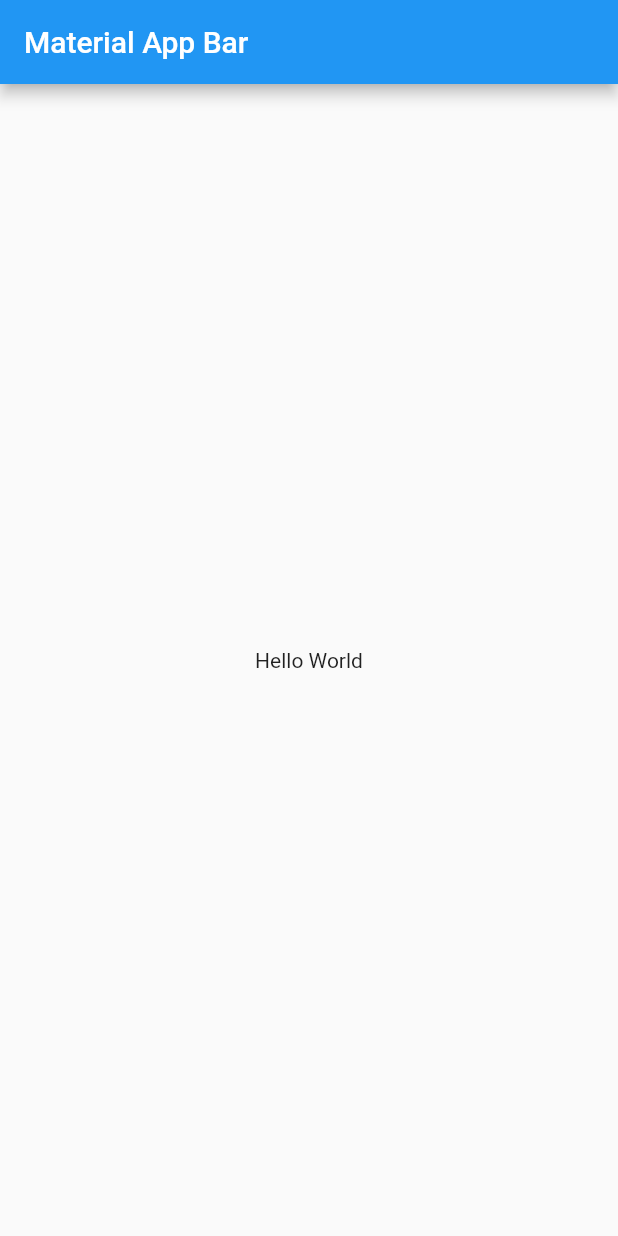
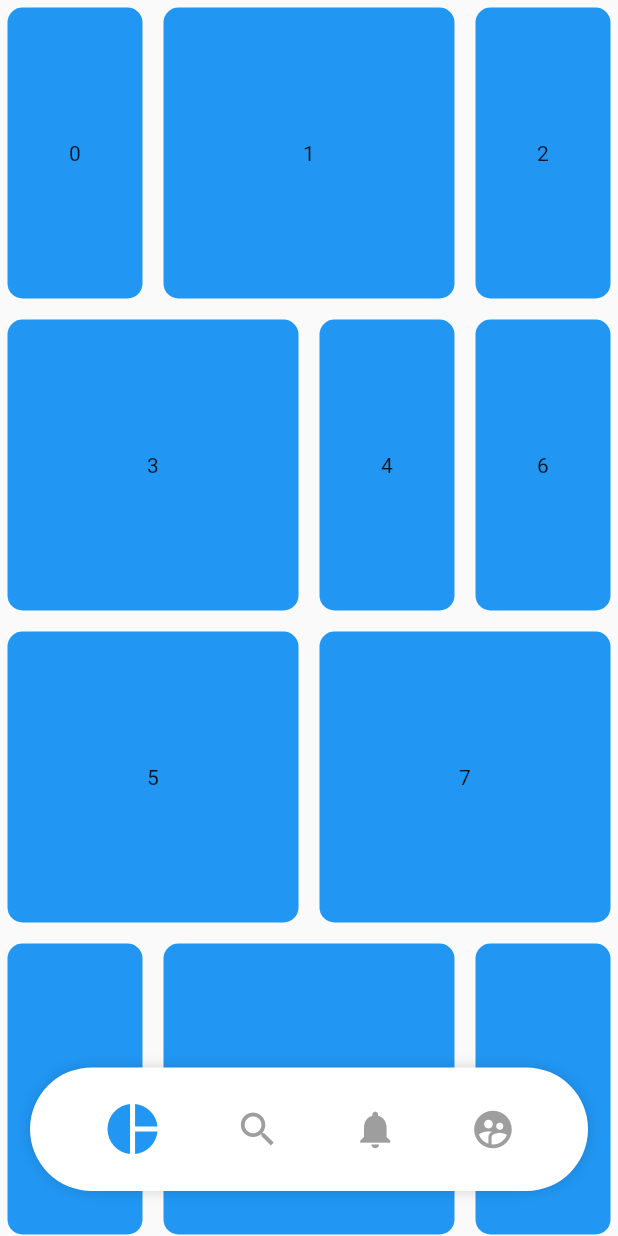
Before and after one commit to Metamorfosisdev/pinterestFlutter, a Flutter app: the screen it shows after launch, on a phone screen of 412 x 824 dp. Run offline on Flutter 3.47's test engine with Material 2 defaults, Android fonts, the phone set to English and light mode, and no system bars.

Commit message:
final commit

```diff
--- a/lib/main.dart
+++ b/lib/main.dart
@@ -1,4 +1,6 @@
 import 'package:flutter/material.dart';
+
+import 'package:pinterest_flutter/screens/screens.dart';
 
 void main() => runApp(const MyApp());
 
@@ -8,17 +10,12 @@ class MyApp extends StatelessWidget {
   @override
   Widget build(BuildContext context) {
     return MaterialApp(
-      title: 'Material App',
-      home: Scaffold(
-        appBar: AppBar(
-          title: Text('Material App Bar'),
-        ),
-        body: Center(
-          child: Container(
-            child: Text('Hello World'),
-          ),
-        ),
-      ),
+      title: 'Pinterest',
+      debugShowCheckedModeBanner: false,
+      initialRoute: HomeScreen.routeName,
+      routes: {
+        HomeScreen.routeName: (context) => const HomeScreen(),
+      },
     );
   }
 }
--- /dev/null
+++ b/lib/models/menu_model.dart
@@ -0,0 +1,8 @@
+import 'package:flutter/material.dart';
+
+class MenuButtonModel {
+  final IconData icon;
+  final void Function()? onPressed;
+
+  MenuButtonModel(this.icon, this.onPressed);
+}
--- /dev/null
+++ b/lib/providers/providers.dart
@@ -0,0 +1 @@
+export 'package:pinterest_flutter/providers/show_menu_provider.dart';
--- /dev/null
+++ b/lib/providers/show_menu_provider.dart
@@ -0,0 +1,24 @@
+import 'package:flutter/material.dart';
+
+class ShowMenuProvider extends ChangeNotifier {
+  bool _isShowMenu = true;
+
+  Color _selectedColor = Colors.blue;
+  Color _backgroundColor = Colors.grey;
+
+  bool get isShowMenu => _isShowMenu;
+  set isShowMenu(bool value) {
+    _isShowMenu = value;
+    notifyListeners();
+  }
+
+  Color get selectedColor => _selectedColor;
+  set selectedColor(Color value) {
+    _selectedColor = value;
+  }
+
+  Color get backgroundColor => _backgroundColor;
+  set backgroundColor(Color value) {
+    _backgroundColor = value;
+  }
+}
--- /dev/null
+++ b/lib/screens/home_screen.dart
@@ -0,0 +1,63 @@
+import 'package:flutter/material.dart';
+
+import 'package:provider/provider.dart';
+
+import 'package:pinterest_flutter/widgets/widgets.dart';
+import 'package:pinterest_flutter/models/menu_model.dart';
+import 'package:pinterest_flutter/providers/providers.dart';
+
+class HomeScreen extends StatelessWidget {
+  static String routeName = '/HomeScreen';
+  const HomeScreen({Key? key}) : super(key: key);
+
+  @override
+  Widget build(BuildContext context) {
+    return SafeArea(
+      child: ChangeNotifierProvider(
+        create: (BuildContext context) => ShowMenuProvider(),
+        child: Scaffold(
+          body: Stack(
+            children: [
+              const GridLayoutWidget(),
+              Align(
+                alignment: Alignment.bottomCenter,
+                child: MenuWidget(
+                  buttons: _buttonModelList,
+                ),
+              ),
+            ],
+          ),
+        ),
+      ),
+    );
+  }
+
+  List<MenuButtonModel> get _buttonModelList {
+    return <MenuButtonModel>[
+      MenuButtonModel(
+        Icons.pie_chart,
+        () {
+          print('pie');
+        },
+      ),
+      MenuButtonModel(
+        Icons.search,
+        () {
+          print('search');
+        },
+      ),
+      MenuButtonModel(
+        Icons.notifications,
+        () {
+          print('notifications');
+        },
+      ),
+      MenuButtonModel(
+        Icons.supervised_user_circle,
+        () {
+          print('supervised');
+        },
+      ),
+    ];
+  }
+}
--- /dev/null
+++ b/lib/screens/screens.dart
@@ -0,0 +1 @@
+export 'package:pinterest_flutter/screens/home_screen.dart';
--- /dev/null
+++ b/lib/widgets/grid_layout_widget.dart
@@ -0,0 +1,101 @@
+import 'package:flutter/material.dart';
+
+import 'package:flutter_staggered_grid_view/flutter_staggered_grid_view.dart';
+import 'package:pinterest_flutter/providers/show_menu_provider.dart';
+import 'package:provider/provider.dart';
+
+class GridLayoutWidget extends StatefulWidget {
+  const GridLayoutWidget({Key? key}) : super(key: key);
+
+  @override
+  State<GridLayoutWidget> createState() => _GridLayoutWidgetState();
+}
+
+class _GridLayoutWidgetState extends State<GridLayoutWidget> {
+  late ScrollController scrollController;
+  double compareOffset = 0.0;
+  @override
+  void initState() {
+    final ShowMenuProvider showMenuProvider =
+        Provider.of<ShowMenuProvider>(context, listen: false);
+    scrollController = ScrollController();
+
+    scrollController.addListener(() {
+      if ((scrollController.offset > compareOffset)) {
+        print('hide Menu');
+        showMenuProvider.isShowMenu = false;
+      } else if (scrollController.offset <= 0) {
+        showMenuProvider.isShowMenu = true;
+      } else {
+        print('show menu');
+        showMenuProvider.isShowMenu = true;
+      }
+      compareOffset = scrollController.offset;
+    });
+    super.initState();
+  }
+
+  @override
+  void dispose() {
+    scrollController.dispose();
+  }
+
+  @override
+  Widget build(BuildContext context) {
+    return SingleChildScrollView(
+      controller: scrollController,
+      child: const _StaggeredGrid(),
+    );
+  }
+}
+
+class _StaggeredGrid extends StatelessWidget {
+  const _StaggeredGrid({
+    Key? key,
+  }) : super(key: key);
+
+  @override
+  Widget build(BuildContext context) {
+    return SingleChildScrollView(
+      physics: const BouncingScrollPhysics(),
+      child: StaggeredGrid.count(
+        crossAxisCount: 4,
+        mainAxisSpacing: 4,
+        crossAxisSpacing: 4,
+        children: List.generate(
+          19,
+          (index) => StaggeredGridTile.count(
+            crossAxisCellCount: (index.isEven) ? 1 : 2,
+            mainAxisCellCount: 2,
+            child: Tile(
+              index: index,
+            ),
+          ),
+        ),
+      ),
+    );
+  }
+}
+
+class Tile extends StatelessWidget {
+  final int index;
+
+  const Tile({
+    Key? key,
+    required this.index,
+  }) : super(key: key);
+
+  @override
+  Widget build(BuildContext context) {
+    return Container(
+      margin: const EdgeInsets.all(5),
+      decoration: BoxDecoration(
+        color: Colors.blue,
+        borderRadius: BorderRadius.circular(10),
+      ),
+      child: Center(
+        child: Text('$index'),
+      ),
+    );
+  }
+}
--- /dev/null
+++ b/lib/widgets/menu_widget.dart
@@ -0,0 +1,167 @@
+import 'package:flutter/material.dart';
+import 'package:pinterest_flutter/models/menu_model.dart';
+import 'package:pinterest_flutter/providers/show_menu_provider.dart';
+import 'package:provider/provider.dart';
+
+class MenuWidget extends StatelessWidget {
+  final List<MenuButtonModel> buttons;
+  final Color? activeColor;
+  final Color? backgroundColor;
+
+  const MenuWidget({
+    Key? key,
+    required this.buttons,
+    this.activeColor,
+    this.backgroundColor,
+  }) : super(key: key);
+
+  @override
+  Widget build(BuildContext context) {
+    ShowMenuProvider showMenuProvider = Provider.of<ShowMenuProvider>(context);
+    if (activeColor != null) {
+      showMenuProvider.selectedColor = activeColor!;
+    }
+    if (backgroundColor != null) {
+      showMenuProvider.backgroundColor = backgroundColor!;
+    }
+    final Size size = MediaQuery.of(context).size;
+    return ChangeNotifierProvider(
+      create: (BuildContext context) => _ItemMenuProvider(),
+      child: _AnimatedOpacityMenu(
+        size: size,
+        buttons: buttons,
+        isShow: showMenuProvider.isShowMenu,
+      ),
+    );
+  }
+}
+
+class _AnimatedOpacityMenu extends StatelessWidget {
+  const _AnimatedOpacityMenu({
+    Key? key,
+    required this.size,
+    required this.buttons,
+    required this.isShow,
+  }) : super(key: key);
+
+  final Size size;
+  final List<MenuButtonModel> buttons;
+  final bool isShow;
+
+  @override
+  Widget build(BuildContext context) {
+    return AnimatedOpacity(
+      duration: const Duration(milliseconds: 250),
+      opacity: (isShow) ? 1 : 0,
+      child: _CircularContainer(
+        size: size,
+        buttons: buttons,
+      ),
+    );
+  }
+}
+
+class _CircularContainer extends StatelessWidget {
+  final List<MenuButtonModel> buttons;
+  const _CircularContainer({
+    Key? key,
+    required this.size,
+    required this.buttons,
+  }) : super(key: key);
+
+  final Size size;
+
+  @override
+  Widget build(BuildContext context) {
+    return Container(
+      margin: const EdgeInsets.only(
+        left: 20,
+        right: 20,
+        bottom: 30,
+      ),
+      width: size.width,
+      height: size.height * 0.1,
+      decoration: BoxDecoration(
+        color: Colors.white,
+        borderRadius: BorderRadius.circular(100),
+        boxShadow: const <BoxShadow>[
+          BoxShadow(
+            color: Colors.black38,
+            blurRadius: 10,
+            spreadRadius: -5,
+          ),
+        ],
+      ),
+      child: _ContainerItems(
+        items: buttons,
+      ),
+    );
+  }
+}
+
+class _ContainerItems extends StatelessWidget {
+  final List<MenuButtonModel> items;
+
+  const _ContainerItems({Key? key, required this.items}) : super(key: key);
+
+  @override
+  Widget build(BuildContext context) {
+    return Row(
+      mainAxisAlignment: MainAxisAlignment.spaceEvenly,
+      children: List.generate(
+        items.length,
+        (index) => _IconMenu(
+          item: items[index],
+          index: index,
+        ),
+      ),
+    );
+  }
+}
+
+class _IconMenu extends StatelessWidget {
+  final MenuButtonModel item;
+  final int index;
+  const _IconMenu({
+    Key? key,
+    required this.item,
+    required this.index,
+  }) : super(key: key);
+
+  @override
+  Widget build(BuildContext context) {
+    final ShowMenuProvider showMenuProvider =
+        Provider.of<ShowMenuProvider>(context);
+    final _ItemMenuProvider itemMenuProvider =
+        Provider.of<_ItemMenuProvider>(context);
+    final isSelected = (itemMenuProvider.itemSelected == index);
+    final Color selectedItemColor = showMenuProvider.selectedColor;
+    final Color backgroundItemColor = showMenuProvider.backgroundColor;
+    return GestureDetector(
+      onTap: () {
+        itemMenuProvider.itemSelected = index;
+        item.onPressed!();
+      },
+      behavior: HitTestBehavior.translucent,
+      child: AnimatedContainer(
+        duration: const Duration(milliseconds: 500),
+        child: Icon(
+          item.icon,
+          color: (!isSelected) ? backgroundItemColor : selectedItemColor,
+          size: (!isSelected) ? 30 : 40,
+        ),
+      ),
+    );
+  }
+}
+
+class _ItemMenuProvider extends ChangeNotifier {
+  int _itemSelected = 0;
+
+  int get itemSelected => _itemSelected;
+
+  set itemSelected(int value) {
+    _itemSelected = value;
+    notifyListeners();
+  }
+}
--- /dev/null
+++ b/lib/widgets/widgets.dart
@@ -0,0 +1,3 @@
+export 'package:pinterest_flutter/widgets/menu_widget.dart';
+
+export 'package:pinterest_flutter/widgets/grid_layout_widget.dart';
```
Also changed, not shown: pubspec.yaml (+4 -17 lines), pubspec.lock, 1 other file.
